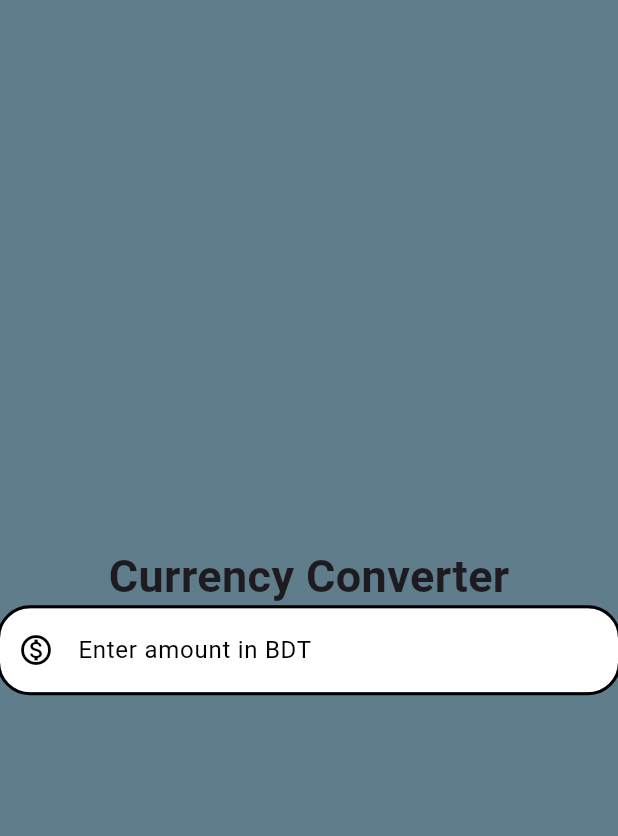
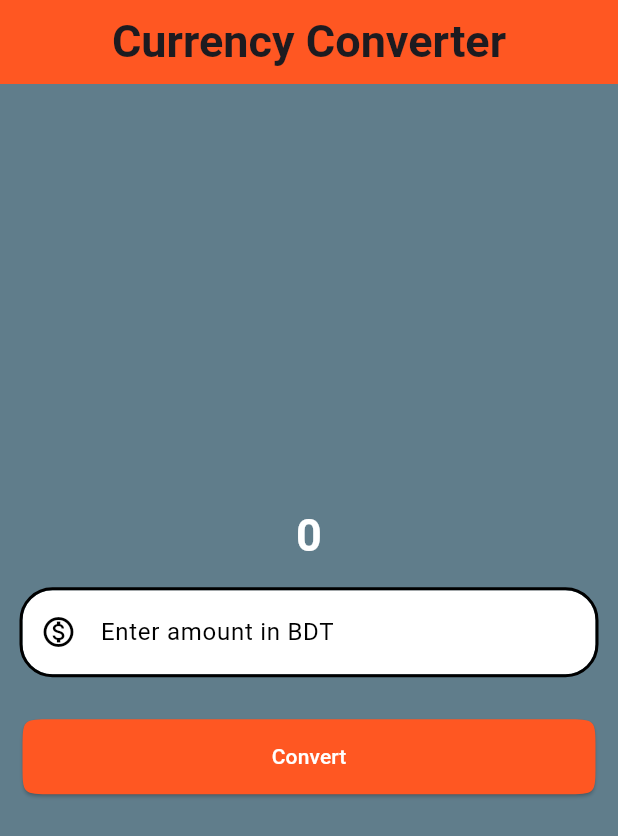
Before and after one commit to AhmedManan/Flutter_Mini_Projects, a Flutter app: the screen it shows after launch, on a phone screen of 412 x 824 dp. Shown: the top 836 px of the screen. Run offline on Flutter 3.47's test engine with Material 3 defaults, Android fonts, the phone set to English and light mode, and no system bars.

Commit message:
Updated Page Design
* Added convert button
* Added appBar
* Minor update

```diff
--- a/currency_converter/lib/pages/currency_converter_material_page.dart
+++ b/currency_converter/lib/pages/currency_converter_material_page.dart
@@ -27,15 +27,29 @@ class CurrencyConverterMaterialPage extends StatelessWidget {
 
     return Scaffold(
       backgroundColor: Colors.blueGrey,
+      appBar: AppBar(
+        title: Text(
+          "Currency Converter",
+          style: TextStyle(fontWeight: FontWeight.bold, fontSize: 30),
+        ),
+        centerTitle: true,
+        backgroundColor: Colors.deepOrange,
+      ),
       body: Center(
         child: Column(
           mainAxisAlignment: MainAxisAlignment.center,
           children: [
             Text(
-              "Currency Converter",
-              style: TextStyle(fontSize: 30, fontWeight: FontWeight.bold),
+              "0",
+              style: TextStyle(
+                fontSize: 30,
+                fontWeight: FontWeight.bold,
+                color: Colors.white,
               ),
-            TextField(
+            ),
+            Padding(
+              padding: const EdgeInsets.all(15.0),
+              child: TextField(
                 decoration: InputDecoration(
                   hintText: 'Enter amount in BDT',
                   hintStyle: TextStyle(color: Colors.black),
@@ -50,6 +64,24 @@ class CurrencyConverterMaterialPage extends StatelessWidget {
                   decimal: true,
                 ),
               ),
+            ),
+            Padding(
+              padding: const EdgeInsets.all(15.0),
+              child: ElevatedButton(
+                onPressed: () {
+                  debugPrint('Convert button pressed');
+                },
+                style: ElevatedButton.styleFrom(
+                  backgroundColor: (Colors.deepOrange),
+                  foregroundColor: (Colors.white),
+                  minimumSize: Size(double.infinity, 50),
+                  shape: ContinuousRectangleBorder(
+                    borderRadius: BorderRadius.circular(20),
+                  ),
+                ),
+                child: Text("Convert"),
+              ),
+            ),
           ],
         ),
       ),
```
Also changed, not shown: 1 other file. Lines whose indentation alone changed are shown as unchanged.
